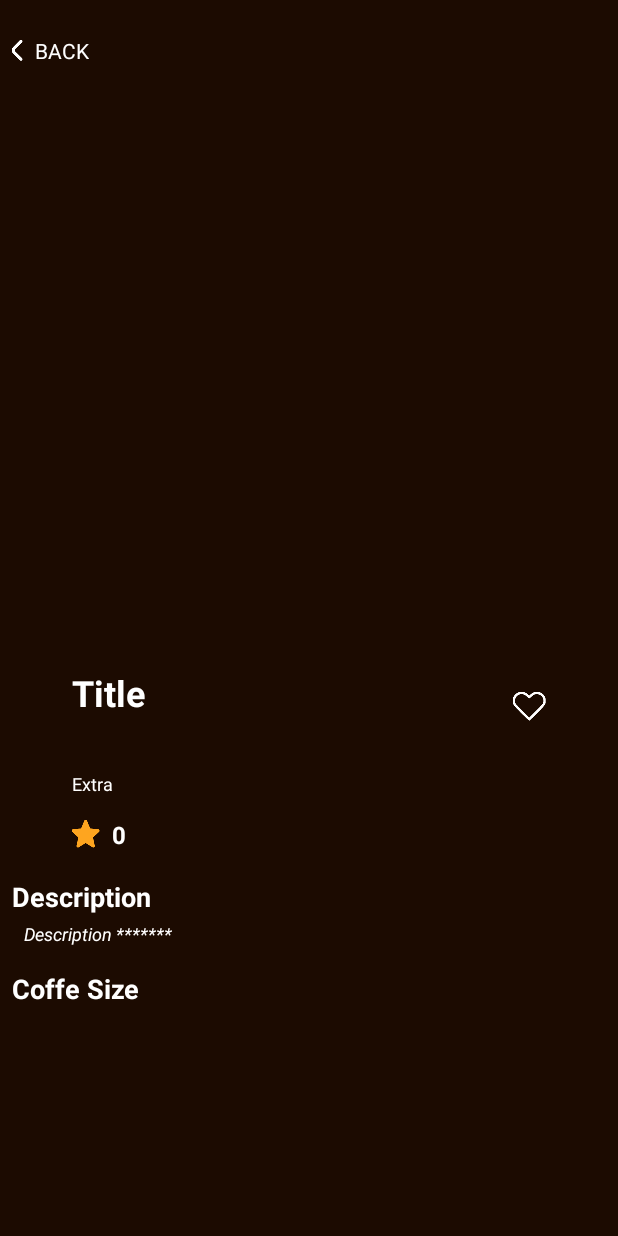
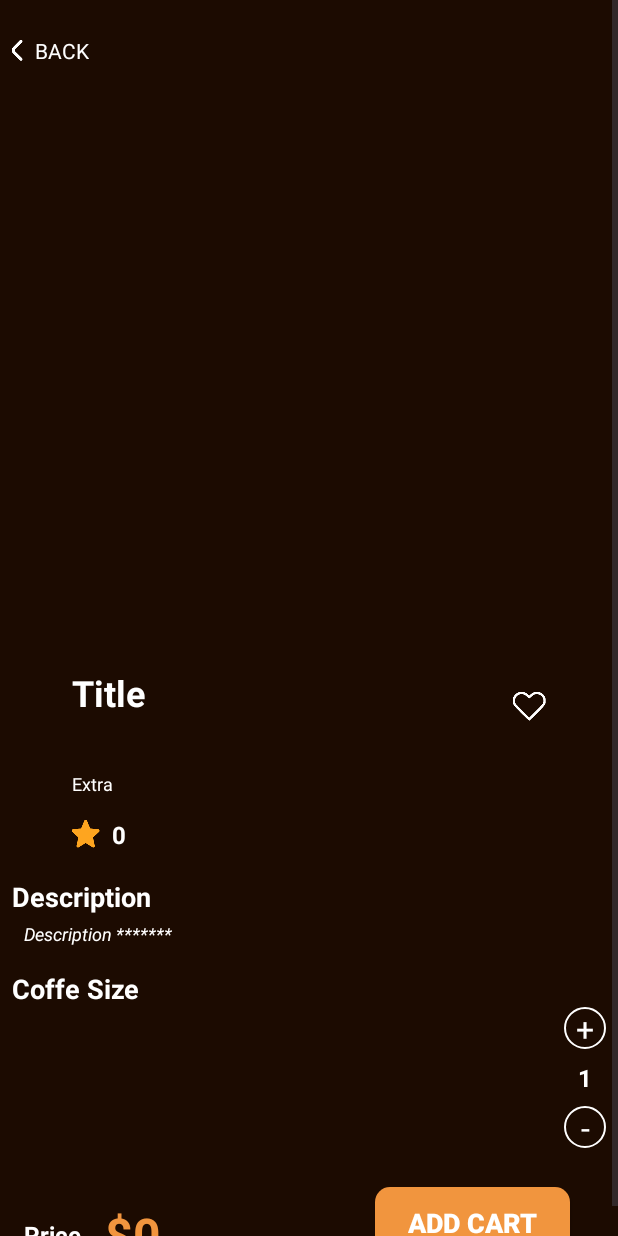
Before and after one commit to MonteiroNeto/CoffeShop, an Android app: the DetailActivity screen opened directly, with no data from a screen before it, on a phone screen of 412 x 824 dp. Run offline under Robolectric (Android 15) with nearby library versions, the phone set to English and light mode, and no system bars; our stand-ins replace CircleImageView; plain views replace BlurView.

Commit message:
item detail UI

```diff
--- /dev/null
+++ b/app/src/main/res/drawable/shape_stroke_bg.xml
@@ -0,0 +1,10 @@
+<?xml version="1.0" encoding="utf-8"?>
+<shape xmlns:android="http://schemas.android.com/apk/res/android"
+    android:shape="rectangle">
+
+    <corners android:radius="14dp" />
+    <stroke
+        android:width="1dp"
+        android:color="@color/white" />
+
+</shape>
--- a/app/src/main/res/layout/activity_detail.xml
+++ b/app/src/main/res/layout/activity_detail.xml
@@ -71,12 +71,12 @@
                     android:id="@+id/blurView"
                     android:layout_width="0dp"
                     android:layout_height="wrap_content"
+                    android:layout_marginStart="32dp"
+                    android:layout_marginEnd="32dp"
+                    app:layout_constraintBottom_toBottomOf="@+id/shapeIvItemDetailActDetail"
+                    app:layout_constraintEnd_toEndOf="@+id/shapeIvItemDetailActDetail"
                     app:layout_constraintStart_toStartOf="@+id/shapeIvItemDetailActDetail"
-                    app:layout_constraintEnd_toEndOf="@+id/shapeIvItemDetailActDetail"
-                    app:layout_constraintTop_toBottomOf="@+id/shapeIvItemDetailActDetail"
-                    app:layout_constraintBottom_toBottomOf="@+id/shapeIvItemDetailActDetail"
-                    android:layout_marginStart="32dp"
-                    android:layout_marginEnd="32dp">
+                    app:layout_constraintTop_toBottomOf="@+id/shapeIvItemDetailActDetail">
 
                     <androidx.constraintlayout.widget.ConstraintLayout
                         android:layout_width="match_parent"
@@ -87,57 +87,55 @@
                             android:layout_width="wrap_content"
                             android:layout_height="wrap_content"
                             android:text="Title"
+                            android:textColor="@color/white"
                             android:textSize="24sp"
-                            android:textColor="@color/white"
                             android:textStyle="bold"
-                            app:layout_constraintTop_toTopOf="parent"
                             app:layout_constraintStart_toStartOf="parent"
-                            />
+                            app:layout_constraintTop_toTopOf="parent" />
 
                         <TextView
                             android:id="@+id/tvExtraActDetail"
                             android:layout_width="wrap_content"
                             android:layout_height="wrap_content"
-                            android:text="Extra"
-                            android:textSize="12sp"
+                            android:layout_marginBottom="16dp"
+                            android:text="@string/extra"
                             android:textColor="@color/white"
 
+                            android:textSize="12sp"
                             app:layout_constraintBottom_toTopOf="@id/ivStarActDetail"
-                            app:layout_constraintStart_toStartOf="parent"
-                            android:layout_marginBottom="16dp"
-                            />
+                            app:layout_constraintStart_toStartOf="parent" />
 
                         <ImageView
                             android:id="@+id/ivFavoriteActDetail"
                             android:layout_width="wrap_content"
                             android:layout_height="wrap_content"
+                            android:layout_marginTop="16dp"
                             android:src="@drawable/btn_3"
-                            app:layout_constraintTop_toTopOf="parent"
+                            android:contentDescription="@string/favorite"
                             app:layout_constraintEnd_toEndOf="parent"
-                            android:layout_marginTop="16dp"/>
+                            app:layout_constraintTop_toTopOf="parent" />
 
                         <ImageView
                             android:id="@+id/ivStarActDetail"
                             android:layout_width="wrap_content"
                             android:layout_height="wrap_content"
                             android:src="@drawable/star"
+                            android:contentDescription="@string/star_number"
                             app:layout_constraintBottom_toBottomOf="parent"
-                            app:layout_constraintStart_toStartOf="parent"
-                            />
+                            app:layout_constraintStart_toStartOf="parent" />
 
                         <TextView
                             android:id="@+id/tvStarNumberActDetail"
                             android:layout_width="wrap_content"
                             android:layout_height="wrap_content"
+                            android:layout_marginStart="8dp"
                             android:text="0"
+                            android:textColor="@color/white"
                             android:textSize="16sp"
-                            android:textColor="@color/white"
-                            android:layout_marginStart="8dp"
+                            android:textStyle="bold"
+                            app:layout_constraintBottom_toBottomOf="@id/ivStarActDetail"
                             app:layout_constraintStart_toEndOf="@+id/ivStarActDetail"
-                            app:layout_constraintTop_toTopOf="@+id/ivStarActDetail"
-                            app:layout_constraintBottom_toBottomOf="@id/ivStarActDetail"
-                            android:textStyle="bold"
-                            />
+                            app:layout_constraintTop_toTopOf="@+id/ivStarActDetail" />
 
                     </androidx.constraintlayout.widget.ConstraintLayout>
                 </eightbitlab.com.blurview.BlurView>
@@ -148,44 +146,152 @@
             <TextView
                 android:layout_width="wrap_content"
                 android:layout_height="wrap_content"
+                android:layout_marginStart="8dp"
+                android:layout_marginTop="16dp"
                 android:text="@string/description"
+                android:textColor="@color/white"
                 android:textSize="18sp"
-                android:layout_marginTop="16dp"
-                android:textColor="@color/white"
-                android:layout_marginStart="8dp"
+                android:textStyle="bold"
+                app:layout_constraintBottom_toBottomOf="@id/ivStarActDetail"
                 app:layout_constraintStart_toEndOf="@+id/ivStarActDetail"
-                app:layout_constraintTop_toTopOf="@+id/ivStarActDetail"
-                app:layout_constraintBottom_toBottomOf="@id/ivStarActDetail"
-                android:textStyle="bold"
-                />
+                app:layout_constraintTop_toTopOf="@+id/ivStarActDetail" />
+
             <TextView
                 android:id="@+id/tvDescriptionsActDetail"
                 android:layout_width="wrap_content"
                 android:layout_height="wrap_content"
+                android:layout_marginStart="16dp"
+                android:layout_marginTop="4dp"
                 android:text="Description *******"
+                android:textColor="@color/white"
                 android:textSize="12sp"
-                android:layout_marginTop="4dp"
-                android:textColor="@color/white"
-                android:layout_marginStart="16dp"
+                android:textStyle="italic"
+                app:layout_constraintBottom_toBottomOf="@id/ivStarActDetail"
                 app:layout_constraintStart_toEndOf="@+id/ivStarActDetail"
-                app:layout_constraintTop_toTopOf="@+id/ivStarActDetail"
-                app:layout_constraintBottom_toBottomOf="@id/ivStarActDetail"
-                android:textStyle="italic"
-                />
+                app:layout_constraintTop_toTopOf="@+id/ivStarActDetail" />
 
             <TextView
                 android:layout_width="wrap_content"
                 android:layout_height="wrap_content"
+                android:layout_marginStart="8dp"
+                android:layout_marginTop="16dp"
                 android:text="@string/coffe_size"
+                android:textColor="@color/white"
                 android:textSize="18sp"
+                android:textStyle="bold"
+                app:layout_constraintBottom_toBottomOf="@id/ivStarActDetail"
+                app:layout_constraintStart_toEndOf="@+id/ivStarActDetail"
+                app:layout_constraintTop_toTopOf="@+id/ivStarActDetail" />
+
+            <LinearLayout
+                android:layout_width="match_parent"
+                android:layout_height="match_parent"
+                android:orientation="horizontal"
+                android:layout_marginEnd="8dp">
+
+                <androidx.recyclerview.widget.RecyclerView
+                    android:id="@+id/rvCoffeeSizeListActDetail"
+                    android:layout_width="0dp"
+                    android:layout_height="90dp"
+                    android:layout_marginTop="8dp"
+                    android:layout_weight="1" />
+
+
+                <LinearLayout
+                    android:layout_width="wrap_content"
+                    android:layout_height="match_parent"
+                    android:orientation="vertical">
+
+                    <TextView
+                        android:id="@+id/tvAddPlusInCartActDetail"
+                        android:layout_width="28dp"
+                        android:layout_height="28dp"
+                        android:layout_gravity="center"
+                        android:background="@drawable/shape_stroke_bg"
+                        android:gravity="center"
+                        android:text="+"
+                        android:textColor="@color/white"
+                        android:textSize="21sp" />
+
+                    <TextView
+                        android:id="@+id/tvNumberItemsInCartActDetail"
+                        android:layout_width="wrap_content"
+                        android:layout_height="wrap_content"
+                        android:layout_gravity="center"
+                        android:layout_marginTop="8dp"
+                        android:text="1"
+                        android:textColor="@color/white"
+                        android:textSize="16sp"
+                        android:textStyle="bold" />
+
+                    <TextView
+                        android:id="@+id/tvMinusInCartActDetail"
+                        android:layout_width="28dp"
+                        android:layout_height="28dp"
+                        android:layout_gravity="center"
+                        android:layout_marginTop="8dp"
+                        android:background="@drawable/shape_stroke_bg"
+                        android:gravity="center"
+
+                        android:text="-"
+                        android:textColor="@color/white"
+                        android:textSize="21sp" />
+
+                </LinearLayout>
+            </LinearLayout>
+
+            <androidx.constraintlayout.widget.ConstraintLayout
+                android:layout_width="match_parent"
+                android:layout_height="wrap_content"
                 android:layout_marginTop="16dp"
-                android:textColor="@color/white"
-                android:layout_marginStart="8dp"
-                app:layout_constraintStart_toEndOf="@+id/ivStarActDetail"
-                app:layout_constraintTop_toTopOf="@+id/ivStarActDetail"
-                app:layout_constraintBottom_toBottomOf="@id/ivStarActDetail"
-                android:textStyle="bold"
-                />
+                android:layout_marginHorizontal="16dp">
+
+                <TextView
+                    android:id="@+id/tvPriceTitleActDetail"
+                    android:layout_width="wrap_content"
+                    android:layout_height="wrap_content"
+                    android:layout_marginTop="16dp"
+                    android:text="@string/price"
+                    android:textColor="@color/white"
+                    android:textSize="16sp"
+                    android:textStyle="bold"
+                    app:layout_constraintBottom_toBottomOf="parent"
+                    app:layout_constraintStart_toStartOf="parent"
+                    app:layout_constraintTop_toTopOf="parent"
+
+                    />
+
+                <TextView
+                    android:id="@+id/tvValueProductActDetail"
+                    android:layout_width="wrap_content"
+                    android:layout_height="wrap_content"
+                    android:layout_marginStart="16dp"
+                    android:layout_marginTop="16dp"
+                    android:text="$0"
+                    android:textColor="@color/orange"
+                    android:textSize="32sp"
+                    android:textStyle="bold"
+                    app:layout_constraintBottom_toBottomOf="parent"
+                    app:layout_constraintStart_toEndOf="@+id/tvPriceTitleActDetail"
+                    app:layout_constraintTop_toTopOf="parent"
+
+                    />
+
+                <androidx.appcompat.widget.AppCompatButton
+                    android:id="@+id/btnAddInCartActDetail"
+                    android:layout_width="130dp"
+                    android:layout_height="48dp"
+                    android:layout_marginEnd="16dp"
+                    android:background="@drawable/shape_orange_bg"
+                    app:layout_constraintBottom_toBottomOf="parent"
+                    app:layout_constraintEnd_toEndOf="parent"
+                    app:layout_constraintTop_toTopOf="parent"
+                    android:text="@string/add_cart"
+                    android:textColor="@color/white"
+                    android:textStyle="bold"
+                    android:textSize="18sp"/>
+
+            </androidx.constraintlayout.widget.ConstraintLayout>
 
         </LinearLayout>
     </ScrollView>
--- a/app/src/main/res/values/strings.xml
+++ b/app/src/main/res/values/strings.xml
@@ -20,4 +20,8 @@
     <string name="list">List</string>
     <string name="description">Description</string>
     <string name="coffe_size">Coffe Size</string>
+    <string name="price">Price</string>
+    <string name="star_number">Star Number</string>
+    <string name="extra">Extra</string>
+    <string name="add_cart">Add Cart</string>
 </resources>
```
